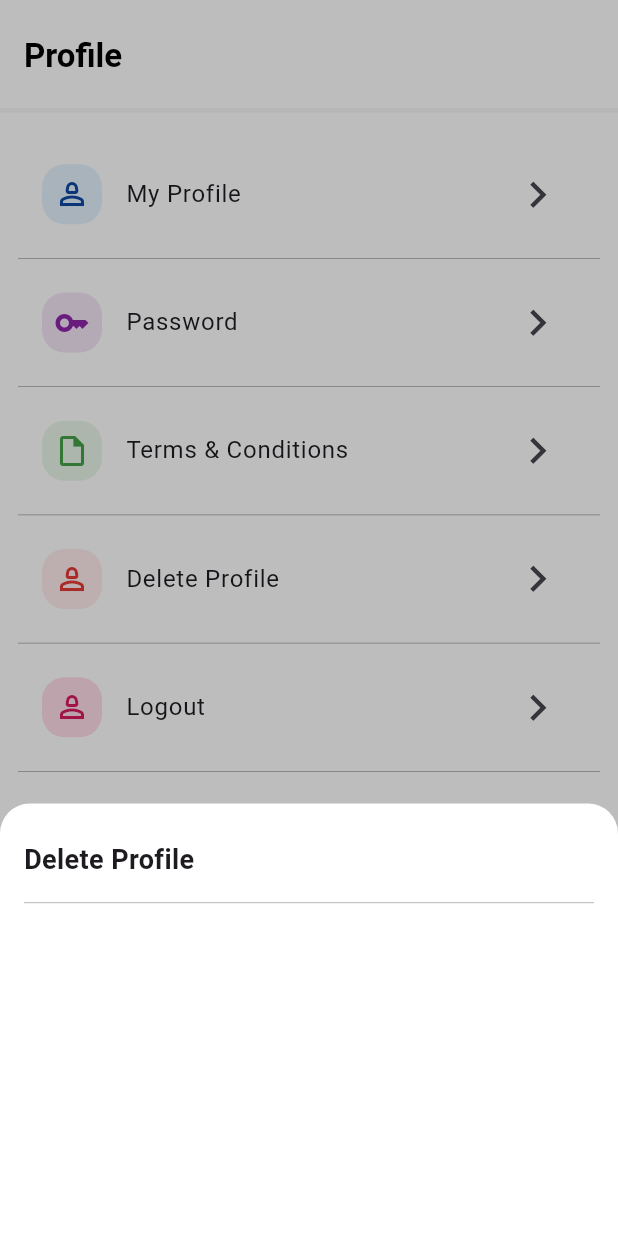
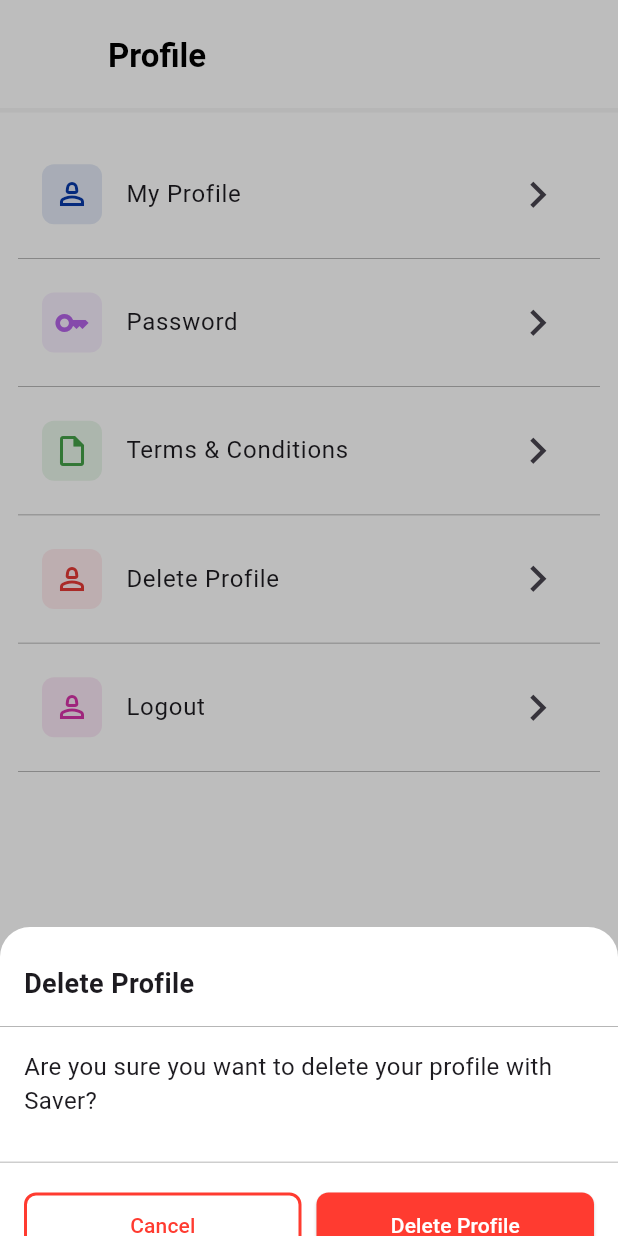
Before and after one commit to Han5uk3/Foodlynk, a Flutter app: the screen it shows after launch, after a tap on "Delete Profile", on a phone screen of 412 x 824 dp. Run offline on Flutter 3.47's test engine with Material 3 defaults, Android fonts, the phone set to English and light mode, and no system bars.

Commit message:
completed popups and added colors

```diff
--- a/lib/common_widget/saver_appbar.dart
+++ b/lib/common_widget/saver_appbar.dart
@@ -1,4 +1,5 @@
 import 'package:flutter/material.dart';
+import 'package:saver_bbk_main/styles/colors.dart';
 
 PreferredSizeWidget saverAppBar(
   String title,
@@ -8,9 +9,13 @@ PreferredSizeWidget saverAppBar(
   List<Widget>? actions,
 }) {
   return AppBar(
+    centerTitle: false,
     toolbarHeight: 75,
-    title: Text(title,style: TextStyle(color: Colors.black,fontWeight: FontWeight.bold),),
-    leadingWidth: isneedtopop ? 40 : 0,
+    title: Text(
+      title,
+      style: TextStyle(color: Colors.black, fontWeight: FontWeight.bold),
+    ),
+
     shape: BorderDirectional(
       bottom: BorderSide(color: Colors.grey.shade100, width: 3),
     ),
@@ -21,7 +26,7 @@ PreferredSizeWidget saverAppBar(
               onPressed: () => Navigator.pop(context),
             )
             : SizedBox.shrink(),
-    backgroundColor: iswhite ? Colors.white : Colors.red,
+    backgroundColor: iswhite ? AppColor.white : Colors.red,
     actions: actions,
   );
 }
--- /dev/null
+++ b/lib/profile/password_page.dart
@@ -0,0 +1,23 @@
+import 'package:flutter/material.dart';
+import 'package:saver_bbk_main/common_widget/saver_appbar.dart';
+
+class PasswordPage extends StatefulWidget {
+  const PasswordPage({super.key});
+
+  @override
+  State<PasswordPage> createState() => _PasswordPageState();
+}
+
+class _PasswordPageState extends State<PasswordPage> {
+  @override
+  Widget build(BuildContext context) {
+    return Scaffold(
+      appBar: saverAppBar("Password", context,isneedtopop: true),
+      body: Column(
+        children: [
+
+
+      ]),
+    );
+  }
+}
--- a/lib/profile/profile_page.dart
+++ b/lib/profile/profile_page.dart
@@ -1,5 +1,8 @@
 import 'package:flutter/material.dart';
+import 'package:saver_bbk_main/common_widget/button.dart';
+import 'package:saver_bbk_main/common_widget/outline_button.dart';
 import 'package:saver_bbk_main/common_widget/saver_appbar.dart';
+import 'package:saver_bbk_main/styles/colors.dart';
 
 class ProfilePage extends StatefulWidget {
   const ProfilePage({super.key});
@@ -20,15 +23,15 @@ class _ProfilePageState extends State<ProfilePage> {
             _buildProfileTile(
               label: "My Profile",
               icon: Icons.person_2_outlined,
-              color: Colors.blue.shade50,
-              iconColor: Colors.blue.shade900,
+              color: AppColor.lightblue,
+              iconColor: AppColor.blue,
             ),
 
             _buildProfileTile(
               label: "Password",
               icon: Icons.key_outlined,
-              color: Colors.purple.shade50,
-              iconColor: Colors.purple.shade600,
+              color: AppColor.lightPurple,
+              iconColor: AppColor.purple,
             ),
 
             _buildProfileTile(
@@ -44,15 +47,18 @@ class _ProfilePageState extends State<ProfilePage> {
               color: Colors.red.shade50,
               iconColor: Colors.red.shade600,
               onTap: () {
-                _showDeleteBottomSheet(context);
+                _showDeleteBottomSheet(context, true);
               },
             ),
 
             _buildProfileTile(
               label: "Logout",
               icon: Icons.person_2_outlined,
-              color: const Color.fromARGB(91, 255, 157, 190),
-              iconColor: Colors.pink.shade600,
+              color: AppColor.lightPink,
+              iconColor: AppColor.pink,
+              onTap: () {
+                _showDeleteBottomSheet(context, false);
+              },
             ),
           ],
         ),
@@ -77,7 +83,7 @@ class _ProfilePageState extends State<ProfilePage> {
             width: 40,
             decoration: BoxDecoration(
               color: color,
-              borderRadius: BorderRadius.circular(15),
+              borderRadius: BorderRadius.circular(8),
             ),
             child: Icon(icon, color: iconColor),
           ),
@@ -90,24 +96,66 @@ class _ProfilePageState extends State<ProfilePage> {
     );
   }
 
-  _showDeleteBottomSheet(BuildContext context) {
+  _showDeleteBottomSheet(BuildContext context, bool toggler) {
     showModalBottomSheet(
       context: context,
       builder: (context) {
-        return Padding(
-          padding: const EdgeInsets.symmetric(horizontal: 16),
-          child: Column(
+        return Column(
           spacing: 15,
           crossAxisAlignment: CrossAxisAlignment.start,
           children: [
             SizedBox(height: 10),
-              Text(
-                "Delete Profile",
+            Padding(
+              padding: const EdgeInsets.symmetric(horizontal: 16),
+              child: Text(
+                toggler ? "Delete Profile" : "Logout",
                 style: TextStyle(fontSize: 18, fontWeight: FontWeight.bold),
               ),
+            ),
             Divider(height: 0.5, thickness: 0.5, color: Colors.grey.shade500),
+            Padding(
+              padding: const EdgeInsets.symmetric(horizontal: 16),
+              child: SizedBox(
+                height: toggler ? 40 : 40,
+                child: Text(
+                  toggler
+                      ? "Are you sure you want to delete your profile with Saver?"
+                      : "Are you sure you want to logout?",
+                  style: TextStyle(fontSize: 16),
+                ),
+              ),
+            ),
+            SizedBox(height: 5),
+            Divider(height: 0.5, thickness: 0.5, color: Colors.grey.shade500),
+            Padding(
+              padding: const EdgeInsets.symmetric(horizontal: 16, vertical: 3),
+              child: Row(
+                spacing: 10,
+                children: [
+                  Expanded(
+                    child: SaverOutlineButton(
+                      text: "Cancel",
+                      onPressed: () {
+                        Navigator.pop(context);
+                      },
+                      borderColor: AppColor.red,
+                      textColor: AppColor.red,
+                    ),
+                  ),
+                  Expanded(
+                    child: SaverButton(
+                      text: toggler ? "Delete Profile" : "Logout",
+                      onPressed: () {
+                        Navigator.pop(context);
+                      },
+                      color: AppColor.red,
+                      textColor: AppColor.white,
+                    ),
+                  ),
                 ],
               ),
+            ),
+          ],
         );
       },
       shape: RoundedRectangleBorder(
@@ -116,18 +164,16 @@ class _ProfilePageState extends State<ProfilePage> {
           topRight: Radius.circular(20),
         ),
       ),
-      backgroundColor: Colors.white,
-      isScrollControlled: true,
+      backgroundColor: AppColor.white,
+      // isScrollControlled: true,
       constraints: BoxConstraints(
-        maxHeight: MediaQuery.of(context).size.height * 0.35,
+        maxHeight: MediaQuery.of(context).size.height * 0.25,
       ),
       clipBehavior: Clip.antiAliasWithSaveLayer,
       barrierColor: Colors.black26,
       barrierLabel: '',
-      enableDrag: false,
-      isDismissible: true,
+      isDismissible: false,
       useRootNavigator: true,
-      useSafeArea: true,
     );
   }
 }
--- a/lib/styles/colors.dart
+++ b/lib/styles/colors.dart
@@ -1,8 +1,23 @@
 import 'dart:ui';
 
-class AppColor{
+class AppColor {
   static const Color white = Color(0xFFFFFFFF);
   static const Color lightGreen = Color(0xFFEAF0D7);
   static const Color primaryColor = Color(0xFF92CF4E);
   static const Color black = Color(0xFF000000);
+  static const Color pink = Color(0xFFD732A8);
+  static const Color lightPink = Color.fromARGB(30, 215, 50, 168);
+  static const Color blue = Color(0xFF0739A8);
+  static  Color lightblue = Color.fromARGB(30,7, 57, 168);
+  static const Color yellow = Color(0xFFF2D45C);
+  static const Color lightYellow = Color.fromARGB(30, 255, 204, 102);
+  static const Color purple = Color(0xFFB463E7);
+  static const Color lightPurple = Color.fromARGB(30, 180, 99, 231);
+  static const Color red = Color(0xFFFF3B30);
+  static const Color lightRed = Color.fromARGB(30, 255, 58, 48);
+  static const Color green = Color(0xFF11BE7A);
+  static const Color greenshade = Color.fromARGB(30, 17, 190, 121);
+
+
+
 }
```
Lines whose indentation alone changed are shown as unchanged.
